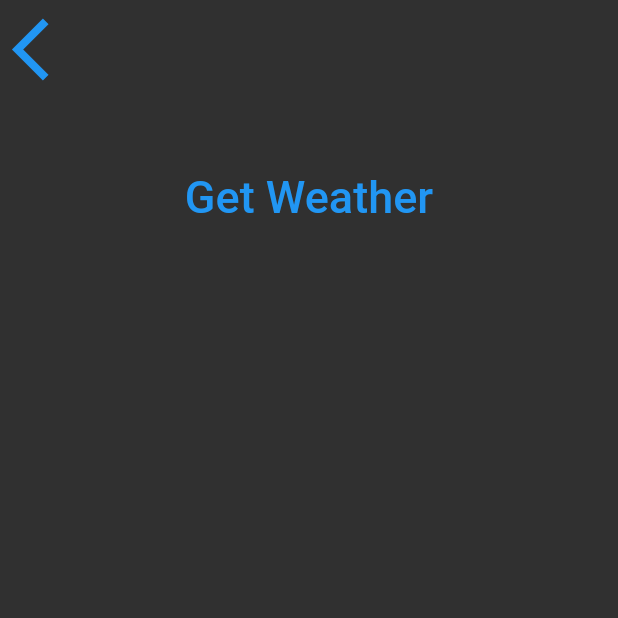
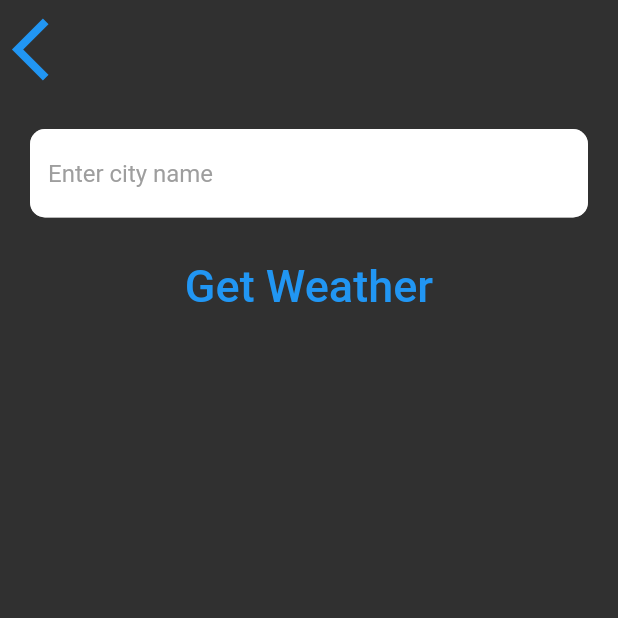
Before and after one commit to aminscipy/clima, a Flutter app: the CityScreen screen opened directly, on a phone screen of 412 x 824 dp, the top half of it. Run offline on Flutter 3.47's test engine with Material 2 defaults, Android fonts, the phone set to English and light mode, and no system bars; our stand-ins replace geolocator; Roboto replaces fonts that are missing (Spartan MB).

Commit message:
added city screen. project completed

```diff
--- a/lib/screens/city_screen.dart
+++ b/lib/screens/city_screen.dart
@@ -9,6 +9,7 @@ class CityScreen extends StatefulWidget {
 }
 
 class _CityScreenState extends State<CityScreen> {
+  String? cityName;
   @override
   Widget build(BuildContext context) {
     return Scaffold(
@@ -20,7 +21,9 @@ class _CityScreenState extends State<CityScreen> {
               Align(
                 alignment: Alignment.topLeft,
                 child: TextButton(
-                  onPressed: () {},
+                  onPressed: () {
+                    Navigator.pop(context);
+                  },
                   child: const Icon(
                     Icons.arrow_back_ios,
                     size: 50.0,
@@ -28,11 +31,19 @@ class _CityScreenState extends State<CityScreen> {
                 ),
               ),
               Container(
-                padding: const EdgeInsets.all(20.0),
-                child: null,
-              ),
+                  width: 500,
+                  padding: const EdgeInsets.all(20.0),
+                  child: TextField(
+                    style: const TextStyle(color: Colors.black),
+                    decoration: kinputdecoration,
+                    onChanged: (value) {
+                      cityName = value;
+                    },
+                  )),
               TextButton(
-                onPressed: () {},
+                onPressed: () {
+                  Navigator.pop(context, cityName);
+                },
                 child: const Text(
                   'Get Weather',
                   style: kButtonTextStyle,
--- a/lib/utilities/constants.dart
+++ b/lib/utilities/constants.dart
@@ -18,3 +18,11 @@ const kButtonTextStyle = TextStyle(
 const kConditionTextStyle = TextStyle(
   fontSize: 100.0,
 );
+
+const kinputdecoration = InputDecoration(
+    filled: true,
+    fillColor: Colors.white,
+    hintText: 'Enter city name',
+    hintStyle: TextStyle(color: Colors.grey),
+    border: OutlineInputBorder(
+        borderRadius: BorderRadius.all(Radius.circular(10))));
```
Also changed, not shown: lib/screens/location_screen.dart (+13 -1 lines), lib/services/networking.dart (+10 -0 lines).
